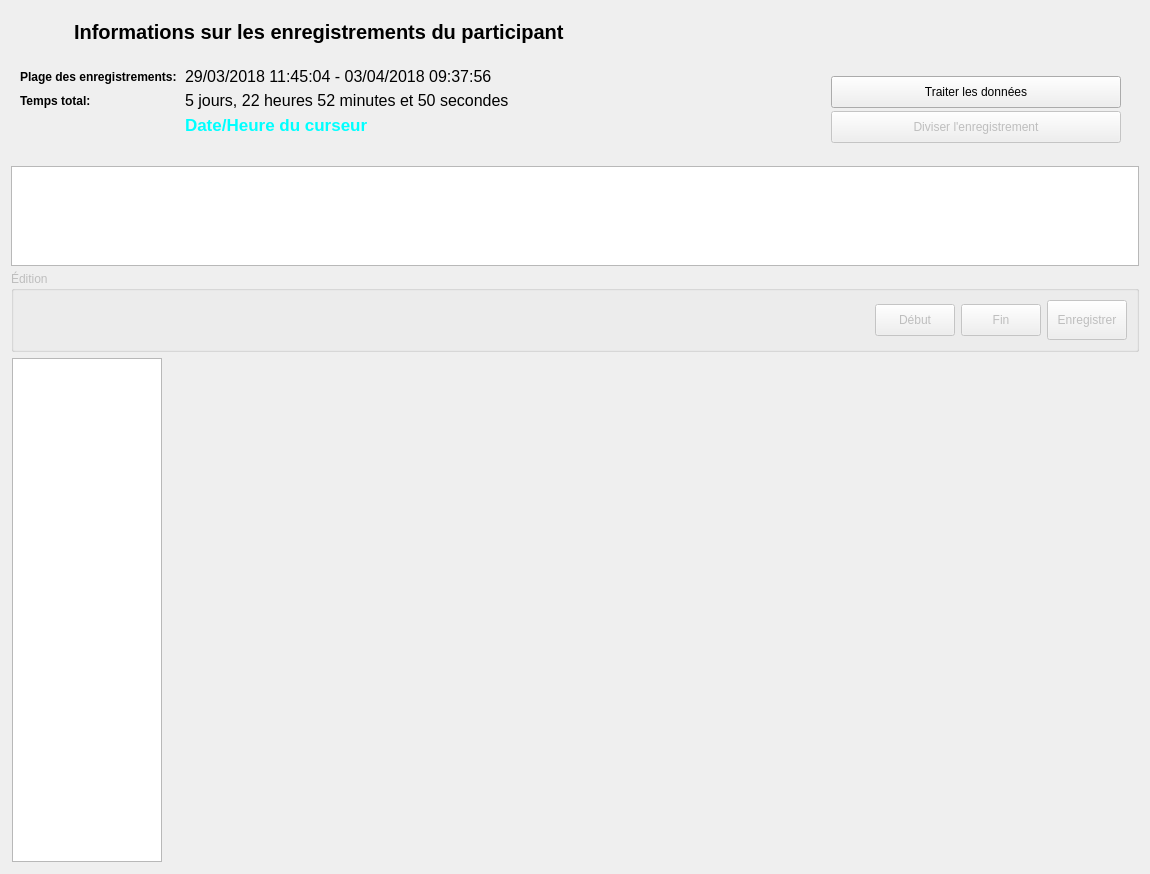
Qt form python/resources/ui/RecordsetWidget.ui (introlab/OpenIMU) before a commit.
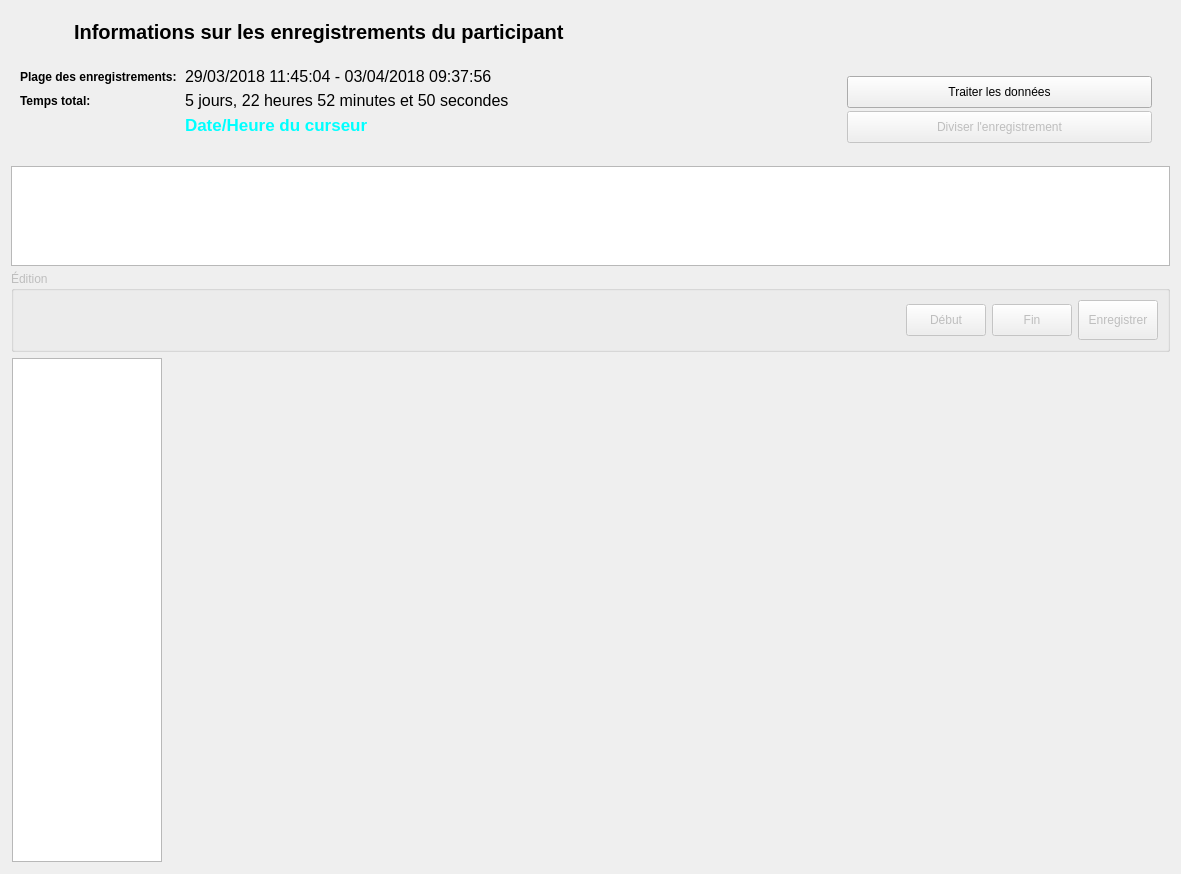
The same form after that commit. Icons and pictures are not drawn. Custom widgets are drawn as their Qt base class.

```diff
--- a/python/resources/ui/RecordsetWidget.ui
+++ b/python/resources/ui/RecordsetWidget.ui
@@ -6,7 +6,7 @@
    <rect>
     <x>0</x>
     <y>0</y>
-    <width>1150</width>
+    <width>1181</width>
     <height>874</height>
    </rect>
   </property>
@@ -510,27 +510,36 @@
         </item>
         <item>
          <widget class="QScrollArea" name="displayArea">
+          <property name="sizePolicy">
+           <sizepolicy hsizetype="MinimumExpanding" vsizetype="MinimumExpanding">
+            <horstretch>0</horstretch>
+            <verstretch>0</verstretch>
+           </sizepolicy>
+          </property>
           <property name="horizontalScrollBarPolicy">
            <enum>Qt::ScrollBarAlwaysOff</enum>
           </property>
+          <property name="sizeAdjustPolicy">
+           <enum>QAbstractScrollArea::AdjustIgnored</enum>
+          </property>
           <property name="widgetResizable">
            <bool>true</bool>
           </property>
           <widget class="QWidget" name="displayContents">
-           <property name="geometry">
-            <rect>
-             <x>0</x>
-             <y>0</y>
-             <width>970</width>
-             <height>529</height>
-            </rect>
-           </property>
            <property name="sizePolicy">
             <sizepolicy hsizetype="MinimumExpanding" vsizetype="MinimumExpanding">
              <horstretch>0</horstretch>
              <verstretch>0</verstretch>
             </sizepolicy>
            </property>
+           <layout class="QVBoxLayout" name="verticalLayout_4">
+            <property name="spacing">
+             <number>1</number>
+            </property>
+            <property name="sizeConstraint">
+             <enum>QLayout::SetDefaultConstraint</enum>
+            </property>
+           </layout>
           </widget>
          </widget>
         </item>
```
Left out of the diff: 3 changed lines with no effect on the pictures.
